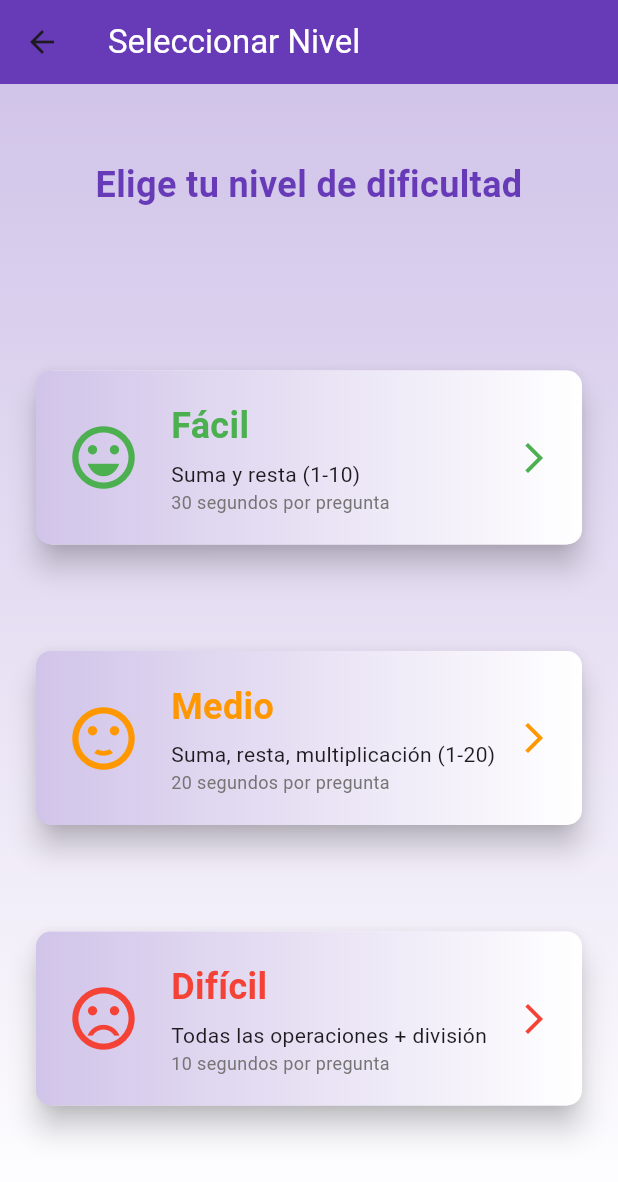
After one commit to Mila21xy/DISPOSITIVOS-M-VILES, a Flutter app: the LevelSelectionScreen screen opened directly, on a phone screen of 412 x 824 dp. The commit adds this screen. Shown: the top 1182 px of the screen. Run offline on Flutter 3.47's test engine with Material 3 defaults, Android fonts, the phone set to English and light mode, and no system bars.

Commit message:
Añadiendo e implementando la pantalla level_selection_screen.dart.

```diff
--- a/ProyectoFinal/aventura_matematica/lib/screens/home_screen.dart
+++ b/ProyectoFinal/aventura_matematica/lib/screens/home_screen.dart
@@ -1,6 +1,6 @@
 import 'package:flutter/material.dart';
 import 'user_profile_screen.dart';
-// import 'level_selection_screen.dart';
+import 'level_selection_screen.dart';
 // import 'history_screen.dart';
 
 class HomeScreen extends StatelessWidget {
@@ -44,7 +44,6 @@ class HomeScreen extends StatelessWidget {
                   ),
                 ),
                 SizedBox(height: 40),
-                /*
                 _buildMenuButton(
                   context,
                   'Jugar',
@@ -54,7 +53,6 @@ class HomeScreen extends StatelessWidget {
                     MaterialPageRoute(builder: (context) => LevelSelectionScreen()),
                   ),
                 ),
-                */
                 SizedBox(height: 20),
                 _buildMenuButton(
                   context,
--- /dev/null
+++ b/ProyectoFinal/aventura_matematica/lib/screens/level_selection_screen.dart
@@ -0,0 +1,146 @@
+import 'package:flutter/material.dart';
+//import 'game_screen.dart';
+
+class LevelSelectionScreen extends StatelessWidget {
+  const LevelSelectionScreen({super.key});
+
+  @override
+  Widget build(BuildContext context) {
+    return Scaffold(
+      appBar: AppBar(
+        title: Text('Seleccionar Nivel',
+            style: TextStyle(
+                color: Colors.white
+            )),
+        backgroundColor: Colors.deepPurple,
+      ),
+      body: Container(
+        decoration: BoxDecoration(
+          gradient: LinearGradient(
+            begin: Alignment.topCenter,
+            end: Alignment.bottomCenter,
+            colors: [Colors.deepPurple.shade100, Colors.white],
+          ),
+        ),
+        child: Padding(
+          padding: EdgeInsets.all(20),
+          child: Column(
+            children: [
+              SizedBox(height: 30),
+              Text(
+                'Elige tu nivel de dificultad',
+                style: TextStyle(
+                  fontSize: 24,
+                  fontWeight: FontWeight.bold,
+                  color: Colors.deepPurple,
+                ),
+                textAlign: TextAlign.center,
+              ),
+              SizedBox(height: 40),
+              Expanded(
+                child: Column(
+                  mainAxisAlignment: MainAxisAlignment.spaceEvenly,
+                  children: [
+                    _buildLevelCard(
+                      context,
+                      'Fácil',
+                      'Suma y resta (1-10)',
+                      '30 segundos por pregunta',
+                      Colors.green,
+                      Icons.sentiment_very_satisfied,
+                      'easy',
+                    ),
+                    _buildLevelCard(
+                      context,
+                      'Medio',
+                      'Suma, resta, multiplicación (1-20)',
+                      '20 segundos por pregunta',
+                      Colors.orange,
+                      Icons.sentiment_satisfied,
+                      'medium',
+                    ),
+                    _buildLevelCard(
+                      context,
+                      'Difícil',
+                      'Todas las operaciones + división',
+                      '10 segundos por pregunta',
+                      Colors.red,
+                      Icons.sentiment_very_dissatisfied,
+                      'hard',
+                    ),
+                  ],
+                ),
+              ),
+            ],
+          ),
+        ),
+      ),
+    );
+  }
+
+  Widget _buildLevelCard(BuildContext context, String title, String description,
+      String timeLimit, Color color, IconData icon, String level) {
+    return Card(
+      elevation: 8,
+      child: InkWell(
+        onTap: () {
+          /*
+          Navigator.push(
+            context,
+            MaterialPageRoute(
+              builder: (context) => GameScreen(level: level),
+            ),
+          );
+           */
+        },
+        child: Container(
+          padding: EdgeInsets.all(20),
+          decoration: BoxDecoration(
+            borderRadius: BorderRadius.circular(10),
+            gradient: LinearGradient(
+              colors: [Colors.deepPurple.shade100, Colors.white],
+            ),
+          ),
+          child: Row(
+            children: [
+              Icon(
+                icon,
+                size: 50,
+                color: color,
+              ),
+              SizedBox(width: 20),
+              Expanded(
+                child: Column(
+                  crossAxisAlignment: CrossAxisAlignment.start,
+                  children: [
+                    Text(
+                      title,
+                      style: TextStyle(
+                        fontSize: 24,
+                        fontWeight: FontWeight.bold,
+                        color: color,
+                      ),
+                    ),
+                    SizedBox(height: 5),
+                    Text(
+                      description,
+                      style: TextStyle(fontSize: 14),
+                    ),
+                    Text(
+                      timeLimit,
+                      style: TextStyle(fontSize: 12, color: Colors.grey[600]),
+                    ),
+                  ],
+                ),
+              ),
+              Icon(
+                Icons.arrow_forward_ios,
+                color: color,
+              ),
+            ],
+          ),
+        ),
+      ),
+    );
+  }
+}
```
